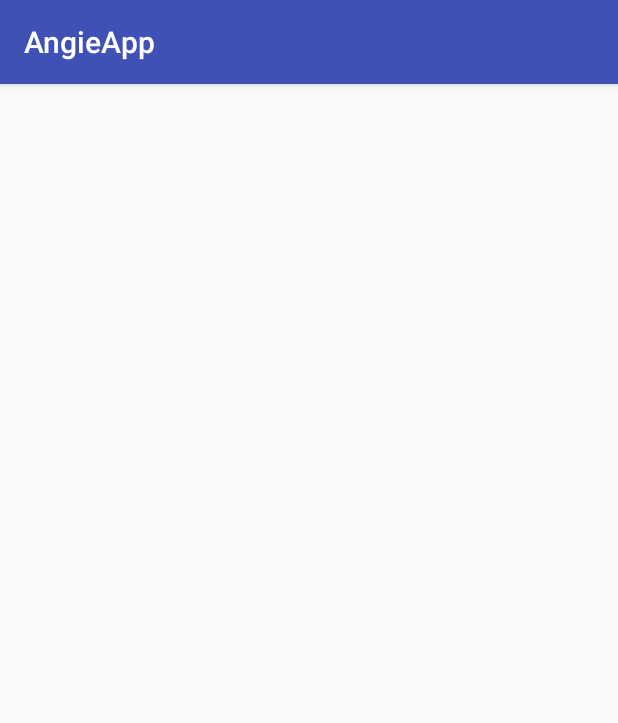
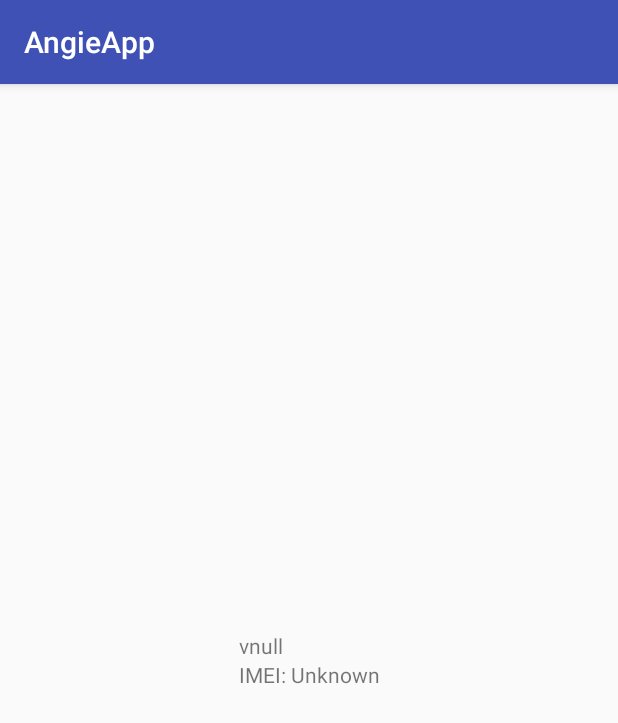
Before and after one commit to angiewhite/Software-Design-Project, an Android app: the screen it shows after launch (MainActivity), on a phone screen of 412 x 824 dp. Shown: the top 723 px of the screen. Run offline under Robolectric (Android 15) with nearby library versions, the phone set to English and light mode, and no system bars.

Commit message:
Expanded runtime permissions handling mechanism; needs improvement

```diff
--- a/app/build.gradle
+++ b/app/build.gradle
@@ -50,12 +50,14 @@ android {
 dependencies {
     implementation fileTree(dir: 'libs', include: ['*.jar'])
     implementation"org.jetbrains.kotlin:kotlin-stdlib-jre7:$kotlin_version"
-    implementation 'com.android.support:appcompat-v7:26.1.0'
+    implementation 'com.android.support:appcompat-v7:26.0.0'
     implementation 'com.android.support.constraint:constraint-layout:1.1.3'
     testImplementation 'junit:junit:4.12'
     androidTestImplementation 'com.android.support.test:runner:1.0.2'
     androidTestImplementation 'com.android.support.test.espresso:espresso-core:3.0.2'
     implementation 'com.android.support:support-annotations:27.1.1'
+    implementation 'com.android.support:support-v4:26.0.0'
+    implementation 'com.android.support:design:26.0.0'
 }
 
 
--- a/app/src/main/java/bsuir/ksis/angieapp/MainActivity.java
+++ b/app/src/main/java/bsuir/ksis/angieapp/MainActivity.java
@@ -1,64 +1,113 @@
 package bsuir.ksis.angieapp;
 
 import android.Manifest;
+import android.app.Activity;
 import android.content.Context;
+import android.content.pm.PackageInfo;
 import android.content.pm.PackageManager;
 import android.support.v4.app.ActivityCompat;
 import android.support.v4.content.ContextCompat;
 import android.telephony.TelephonyManager;
 import android.support.v7.app.AppCompatActivity;
 import android.os.Bundle;
+import android.view.View;
 import android.widget.TextView;
+import android.support.design.widget.Snackbar;
 
 public class MainActivity extends AppCompatActivity {
+
+    private static final int REQUEST_READ_PHONE_STATE = 78;
+
+    private boolean wasStopped = false;
 
     protected void onCreate(Bundle savedInstanceState) {
         super.onCreate(savedInstanceState);
         setContentView(R.layout.activity_main);
 
-        TextView imei_tv = findViewById(R.id.imei_text_view);
+        TextView version_tv = findViewById(R.id.version_text_view);
+
+        try {
+            PackageInfo pInfo = getPackageManager().getPackageInfo(getPackageName(), 0);
+            String version = pInfo.versionName;
+            version_tv.setText(getString(R.string.app_version, version));
+        } catch (PackageManager.NameNotFoundException e) {
+            version_tv.setText(getString(R.string.version_fail));
+        }
 
         if (ContextCompat.checkSelfPermission(this,
-                Manifest.permission.READ_PHONE_STATE)
-                != PackageManager.PERMISSION_GRANTED) {
+                Manifest.permission.READ_PHONE_STATE) != PackageManager.PERMISSION_GRANTED) {
+            requestReadPhoneStatePermission();
+        } else {
+            tryShowIMEI();
+        }
+    }
+
+    protected void onStop() {
+        super.onStop();
+
+        wasStopped = true;
+    }
+
+    protected void onResume() {
+        super.onResume();
+
+        if (!wasStopped) return;
+
+        if (ContextCompat.checkSelfPermission(this,
+                Manifest.permission.READ_PHONE_STATE) != PackageManager.PERMISSION_GRANTED) {
+            requestReadPhoneStatePermission();
+        } else {
+            tryShowIMEI();
+        }
+    }
+
+    private void requestReadPhoneStatePermission() {
+        if (ActivityCompat.shouldShowRequestPermissionRationale(this,
+                Manifest.permission.READ_PHONE_STATE)) {
+            String message = "Give Phone permission to the app to enable IMEI display functionality.";
+            final Activity currentActivity = this;
+            Snackbar.make(findViewById(R.id.parent_container), message, Snackbar.LENGTH_INDEFINITE)
+            .setAction(R.string.snackbar_action, new View.OnClickListener() {
+                @Override
+                public void onClick(View view) {
+                    ActivityCompat.requestPermissions(currentActivity,
+                            new String[]{Manifest.permission.READ_PHONE_STATE},
+                            REQUEST_READ_PHONE_STATE);
+                }
+            }).show();
+        } else {
             ActivityCompat.requestPermissions(this,
                     new String[]{Manifest.permission.READ_PHONE_STATE},
-                    1);
-        } else {
-            TelephonyManager manager = (TelephonyManager)getSystemService(Context.TELEPHONY_SERVICE);
+                    REQUEST_READ_PHONE_STATE);
+        }
+    }
+
+    private void tryShowIMEI() {
+        TextView imei_tv = findViewById(R.id.imei_text_view);
+        TelephonyManager manager = (TelephonyManager)getSystemService(Context.TELEPHONY_SERVICE);
+        try {
             String imei = manager.getDeviceId();
-            imei_tv.setText(imei);
+            imei_tv.setText(imei == null ? getString(R.string.IMEI, getString(R.string.unknown)) :
+                    getString(R.string.IMEI, imei));
+        } catch (SecurityException e) {
+            throw e;
         }
     }
 
     @Override
     public void onRequestPermissionsResult(int requestCode,
                                            String permissions[], int[] grantResults) {
-        TextView imei_tv = findViewById(R.id.imei_text_view);
         switch (requestCode) {
-            case 1: {
-                // If request is cancelled, the result arrays are empty.
+            case REQUEST_READ_PHONE_STATE: {
                 if (grantResults.length > 0
                         && grantResults[0] == PackageManager.PERMISSION_GRANTED) {
-                    TelephonyManager manager = (TelephonyManager)getSystemService(Context.TELEPHONY_SERVICE);
-                    try {
-                        String imei = manager.getDeviceId();
-                        imei_tv.setText(imei);
-                    } catch (SecurityException e) {
-
-                    }
-                    // permission was granted, yay! Do the
-                    // contacts-related task you need to do.
+                    tryShowIMEI();
                 } else {
-                    imei_tv.setText("You didn't let me fetch the imei :(");
-                    // permission denied, boo! Disable the
-                    // functionality that depends on this permission.
+                    TextView imei_tv = findViewById(R.id.imei_text_view);
+                    imei_tv.setText(getString(R.string.imei_fail));
                 }
-                return;
+                break;
             }
-
-            // other 'case' lines to check for other
-            // permissions this app might request.
         }
     }
 }
--- a/app/src/main/res/layout/activity_main.xml
+++ b/app/src/main/res/layout/activity_main.xml
@@ -6,14 +6,26 @@
     android:layout_height="match_parent"
     tools:context="bsuir.ksis.angieapp.MainActivity">
 
-    <TextView
-        android:id="@+id/imei_text_view"
+    <LinearLayout
+        android:id="@+id/parent_container"
         android:layout_width="wrap_content"
         android:layout_height="wrap_content"
-        android:text="Hello World!"
+        android:orientation="vertical"
         app:layout_constraintBottom_toBottomOf="parent"
         app:layout_constraintLeft_toLeftOf="parent"
         app:layout_constraintRight_toRightOf="parent"
-        app:layout_constraintTop_toTopOf="parent" />
+        app:layout_constraintTop_toTopOf="parent">
+        <TextView
+            android:id="@+id/version_text_view"
+            android:layout_width="wrap_content"
+            android:layout_height="wrap_content"
+            android:text=""/>
+
+        <TextView
+            android:id="@+id/imei_text_view"
+            android:layout_width="wrap_content"
+            android:layout_height="wrap_content"
+            android:text="" />
+    </LinearLayout>
 
 </android.support.constraint.ConstraintLayout>
--- a/app/src/main/res/values/strings.xml
+++ b/app/src/main/res/values/strings.xml
@@ -1,3 +1,9 @@
 <resources>
     <string name="app_name">AngieApp</string>
+    <string name="version_fail">Failed to retrieve the version</string>
+    <string name="unknown">Unknown</string>
+    <string name="IMEI">IMEI: %1$s</string>
+    <string name="app_version">v%1$s</string>
+    <string name="imei_fail">No permission to read IMEI</string>
+    <string name="snackbar_action">GRANT</string>
 </resources>
```
